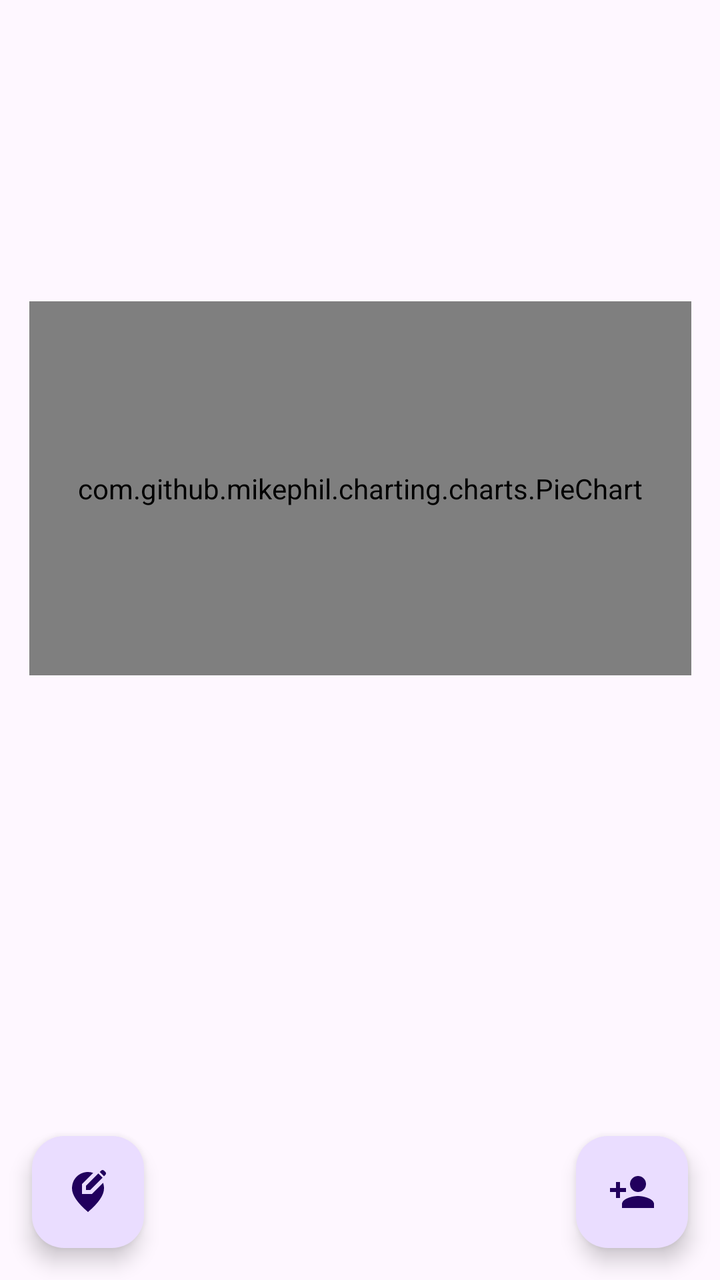
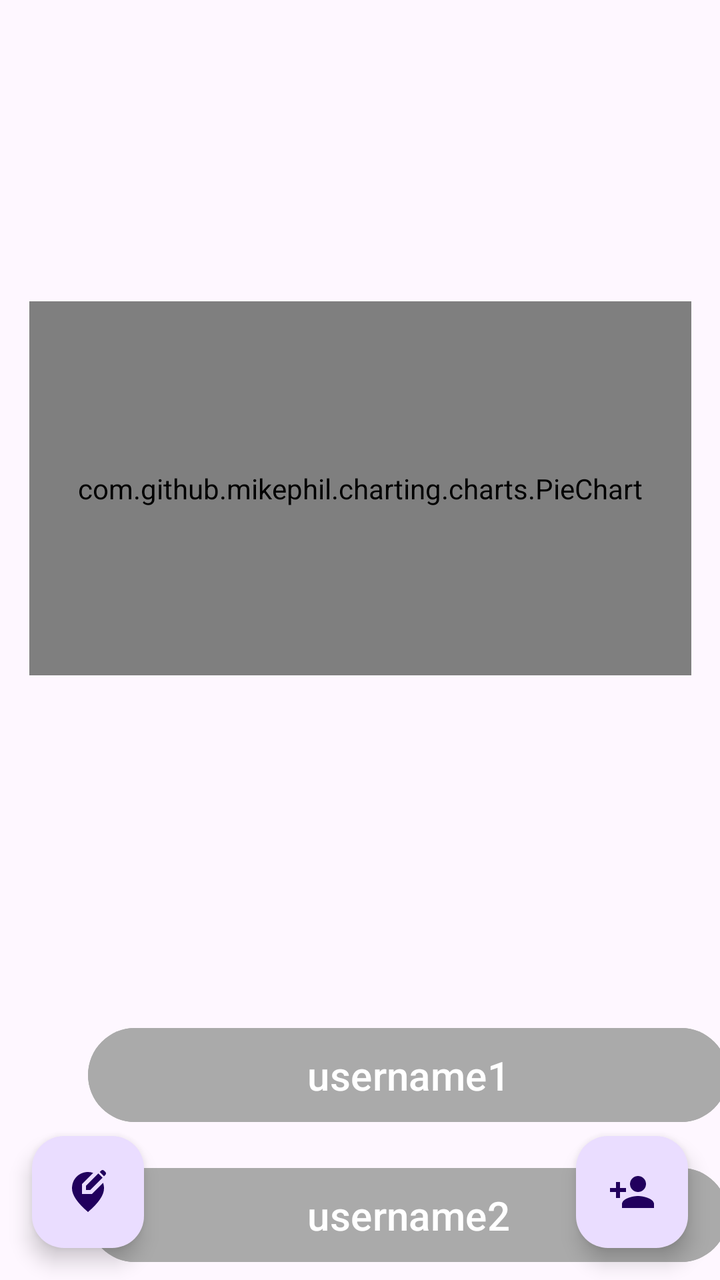

An Android layout rendered at two revisions. The XML below is the earlier revision; the diff shows what the commit changed to produce the second picture.
<!-- AndroidManifest.xml: application theme Theme.SprintProject -->
<!-- res/layout/fragment_logistics.xml -->
<?xml version="1.0" encoding="utf-8"?>
<FrameLayout xmlns:android="http://schemas.android.com/apk/res/android"
    xmlns:app="http://schemas.android.com/apk/res-auto"
    xmlns:tools="http://schemas.android.com/tools"
    android:layout_width="match_parent"
    android:layout_height="match_parent"
    tools:context=".views.LogisticsFragment">

    

    <androidx.constraintlayout.widget.ConstraintLayout

        android:layout_width="match_parent"
        android:layout_height="match_parent">

        <TextView
            android:id="@+id/LogisticsText"
            android:layout_width="wrap_content"
            android:layout_height="wrap_content"
            android:layout_marginStart="113dp"
            android:layout_marginTop="28dp"
            android:layout_marginEnd="114dp"
            android:layout_marginBottom="643dp"
            android:gravity="center"
            android:text="@string/textview_label"
            android:textColor="@android:color/black"
            android:textSize="45sp"
            android:textStyle="bold"
            app:layout_constraintBottom_toBottomOf="parent"
            app:layout_constraintEnd_toEndOf="parent"
            app:layout_constraintStart_toStartOf="parent"
            app:layout_constraintTop_toTopOf="parent" />

        <Button
            android:id="@+id/logistics_graph_button"
            android:layout_width="wrap_content"
            android:layout_height="wrap_content"
            android:layout_marginStart="161dp"
            android:layout_marginTop="98dp"
            android:layout_marginEnd="159dp"
            android:layout_marginBottom="585dp"
            android:backgroundTint="@android:color/darker_gray"
            android:text="Generate Graph"
            app:layout_constraintBottom_toBottomOf="parent"
            app:layout_constraintEnd_toEndOf="parent"
            app:layout_constraintStart_toStartOf="parent"
            app:layout_constraintTop_toTopOf="parent" />

        <TextView
            android:id="@+id/logistics_graph_title"
            android:layout_width="wrap_content"
            android:layout_height="wrap_content"
            android:layout_marginStart="192dp"
            android:layout_marginTop="156dp"
            android:layout_marginEnd="192dp"
            android:visibility="gone"
            android:layout_marginBottom="556dp"
            android:text="Title"
            app:layout_constraintBottom_toBottomOf="parent"
            app:layout_constraintEnd_toEndOf="parent"
            app:layout_constraintStart_toStartOf="parent"
            app:layout_constraintTop_toTopOf="parent" />

        <com.github.mikephil.charting.charts.PieChart
            android:id="@+id/logistics_graph"
            android:layout_width="331dp"
            android:layout_height="187dp"
            android:layout_marginStart="40dp"
            android:layout_marginTop="196dp"
            android:layout_marginEnd="40dp"
            android:layout_marginBottom="348dp"
            app:layout_constraintBottom_toBottomOf="parent"
            app:layout_constraintEnd_toEndOf="parent"
            app:layout_constraintStart_toStartOf="parent"
            app:layout_constraintTop_toTopOf="parent" >

        </com.github.mikephil.charting.charts.PieChart>

        <TextView
            android:id="@+id/textView4"
            android:layout_width="wrap_content"
            android:layout_height="wrap_content"
            android:layout_marginStart="166dp"
            android:layout_marginTop="395dp"
            android:layout_marginEnd="167dp"
            android:layout_marginBottom="317dp"
            android:text="Contributors"
            app:layout_constraintBottom_toBottomOf="parent"
            app:layout_constraintEnd_toEndOf="parent"
            app:layout_constraintStart_toStartOf="parent"
            app:layout_constraintTop_toTopOf="parent" />


        <com.google.android.material.floatingactionbutton.FloatingActionButton
            android:id="@+id/floating_invite_button"
            android:layout_width="wrap_content"
            android:layout_height="wrap_content"
            android:layout_alignParentEnd="true"
            android:layout_alignParentBottom="true"
            android:layout_margin="16dp"
            android:layout_marginEnd="328dp"
            android:layout_marginBottom="48dp"
            android:contentDescription="Invite Members"
            android:src="@drawable/add_user_icon"
            app:layout_constraintBottom_toBottomOf="parent"
            app:layout_constraintEnd_toEndOf="parent" />

        <com.google.android.material.floatingactionbutton.FloatingActionButton
            android:id="@+id/floating_notes_button"
            android:layout_width="wrap_content"
            android:layout_height="wrap_content"
            android:layout_alignParentEnd="true"
            android:layout_alignParentBottom="true"
            android:layout_margin="16dp"
            android:contentDescription="Other Shit"
            android:src="@drawable/trip_plan_icon"
            tools:layout_editor_absoluteX="25dp"
            tools:layout_editor_absoluteY="659dp"
            app:layout_constraintBottom_toBottomOf="parent"
            app:layout_constraintStart_toStartOf="parent"/>

    </androidx.constraintlayout.widget.ConstraintLayout>

</FrameLayout>
<!-- resources referenced by this layout -->
<resources>
  <!-- drawable add_user_icon (drawable) -->
  <vector xmlns:android="http://schemas.android.com/apk/res/android" android:height="24dp" android:tint="#000000" android:viewportHeight="24" android:viewportWidth="24" android:width="24dp">
        
      <path android:fillColor="@android:color/white" android:pathData="M15,12c2.21,0 4,-1.79 4,-4s-1.79,-4 -4,-4 -4,1.79 -4,4 1.79,4 4,4zM6,10L6,7L4,7v3L1,10v2h3v3h2v-3h3v-2L6,10zM15,14c-2.67,0 -8,1.34 -8,4v2h16v-2c0,-2.66 -5.33,-4 -8,-4z"/>
      
  </vector>
  <!-- drawable trip_plan_icon (drawable) -->
  <vector xmlns:android="http://schemas.android.com/apk/res/android" android:height="24dp" android:tint="#000000" android:viewportHeight="24" android:viewportWidth="24" android:width="24dp">
        
      <path android:fillColor="@android:color/white" android:pathData="M13.95,13H9V8.05l5.61,-5.61C13.78,2.16 12.9,2 12,2c-4.2,0 -8,3.22 -8,8.2c0,3.32 2.67,7.25 8,11.8c5.33,-4.55 8,-8.48 8,-11.8c0,-1.01 -0.16,-1.94 -0.45,-2.8L13.95,13z"/>
        
      <path android:fillColor="@android:color/white" android:pathData="M11,11l2.12,0l6.16,-6.16l-2.12,-2.12l-6.16,6.16z"/>
        
      <path android:fillColor="@android:color/white" android:pathData="M20.71,2L20,1.29C19.8,1.1 19.55,1 19.29,1c-0.13,0 -0.48,0.07 -0.71,0.29l-0.72,0.72l2.12,2.12l0.72,-0.72C21.1,3.02 21.1,2.39 20.71,2z"/>
      
  </vector>
  <string name="textview_label">Logistics</string>
  <style name="Theme.SprintProject" parent="Base.Theme.SprintProject" />
  <style name="Base.Theme.SprintProject" parent="Theme.Material3.DayNight.NoActionBar">
          
          
      </style>
</resources>

<!-- the commit's change to res/layout/fragment_logistics.xml (unified diff, before → after) -->
@@ -85,6 +85,7 @@
             android:layout_marginEnd="167dp"
             android:layout_marginBottom="317dp"
             android:text="Contributors"
+            android:textSize="30sp"
             app:layout_constraintBottom_toBottomOf="parent"
             app:layout_constraintEnd_toEndOf="parent"
             app:layout_constraintStart_toStartOf="parent"
@@ -119,6 +120,43 @@
             app:layout_constraintBottom_toBottomOf="parent"
             app:layout_constraintStart_toStartOf="parent"/>
 
+        <Button
+            android:id="@+id/username1"
+            android:layout_width="320dp"
+            android:layout_height="wrap_content"
+            android:layout_marginStart="44dp"
+            android:layout_marginTop="510dp"
+            android:backgroundTint="@android:color/darker_gray"
+            android:textSize="20dp"
+            android:padding="10dp"
+            android:text="username1"
+            app:layout_constraintStart_toStartOf="parent"
+            app:layout_constraintTop_toTopOf="parent" />
+
+        <Button
+            android:id="@+id/username2"
+            android:layout_width="320dp"
+            android:layout_height="wrap_content"
+            android:layout_marginStart="44dp"
+            android:layout_marginTop="650dp"
+            android:backgroundTint="@android:color/darker_gray"
+            android:textSize="20dp"
+            android:padding="10dp"            android:text="username3"
+            app:layout_constraintStart_toStartOf="parent"
+            app:layout_constraintTop_toTopOf="parent" />
+
+        <Button
+            android:id="@+id/username3"
+            android:layout_width="320dp"
+            android:layout_height="wrap_content"
+            android:layout_marginStart="44dp"
+            android:layout_marginTop="580dp"
+            android:backgroundTint="@android:color/darker_gray"
+            android:textSize="20dp"
+            android:padding="10dp"            android:text="username2"
+            app:layout_constraintStart_toStartOf="parent"
+            app:layout_constraintTop_toTopOf="parent" />
+
     </androidx.constraintlayout.widget.ConstraintLayout>
 
 </FrameLayout>
